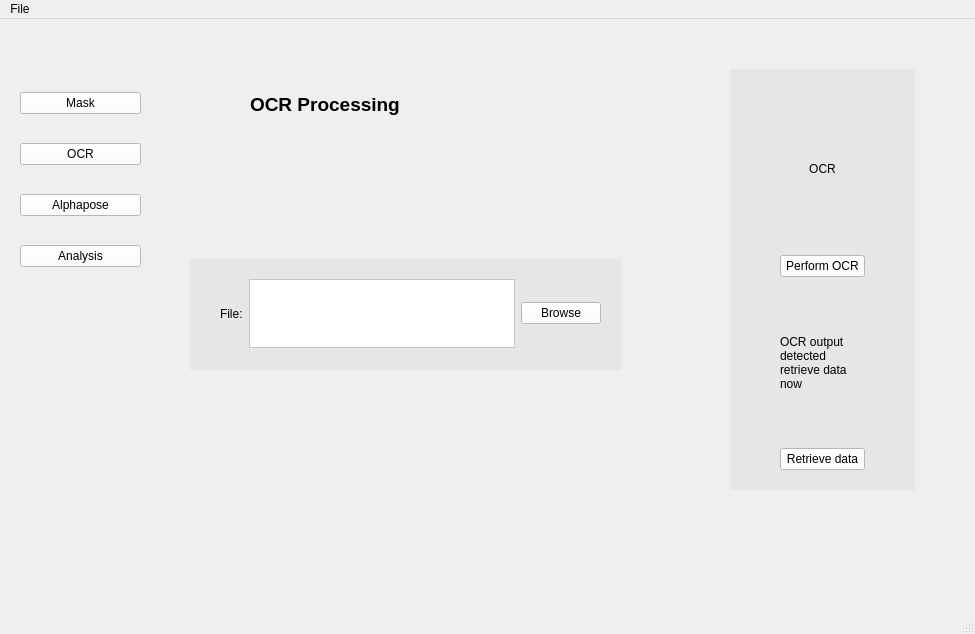
Qt form mainWindow.ui (nwhloo99/FencingGUI) before a commit.
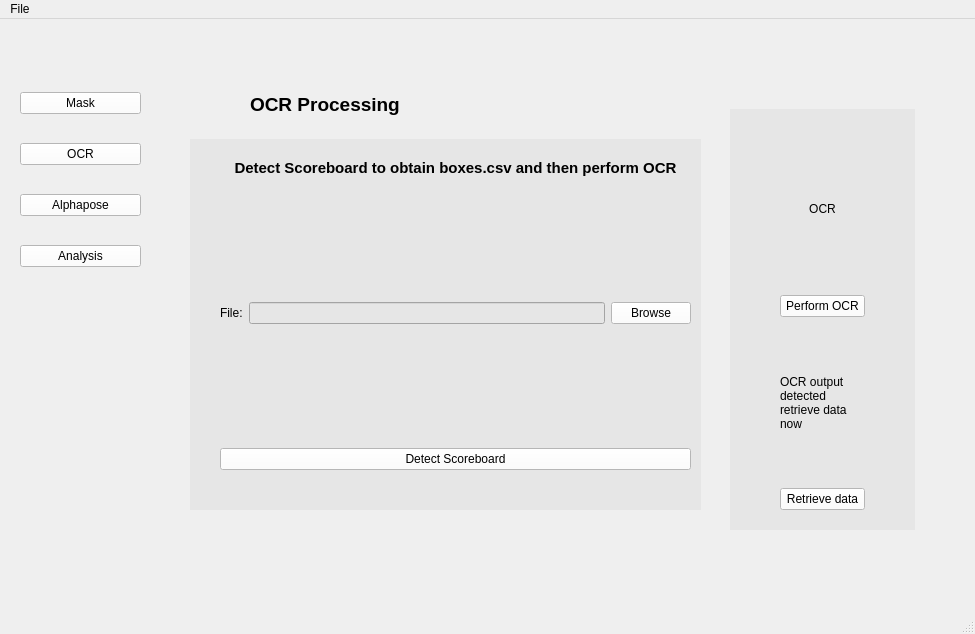
The same form after that commit. The open tabs and pages were chosen to show the change.

Commit message: Implement scoreboard detection

What changed in the file:
```diff
--- a/mainWindow.ui
+++ b/mainWindow.ui
@@ -189,7 +189,7 @@
       <property name="geometry">
        <rect>
         <x>570</x>
-        <y>50</y>
+        <y>90</y>
         <width>185</width>
         <height>421</height>
        </rect>
@@ -260,58 +260,101 @@
       <property name="geometry">
        <rect>
         <x>30</x>
-        <y>240</y>
-        <width>431</width>
-        <height>111</height>
+        <y>120</y>
+        <width>511</width>
+        <height>371</height>
        </rect>
       </property>
       <property name="styleSheet">
        <string notr="true">background-color: rgb(230, 230, 230);</string>
       </property>
-      <widget class="QWidget" name="layoutWidget_2">
+      <widget class="QWidget" name="">
        <property name="geometry">
         <rect>
          <x>30</x>
          <y>20</y>
-         <width>381</width>
-         <height>69</height>
+         <width>471</width>
+         <height>311</height>
         </rect>
        </property>
-       <layout class="QHBoxLayout" name="horizontalLayout_3">
+       <layout class="QVBoxLayout" name="verticalLayout_5">
         <item>
-         <widget class="QLabel" name="label_6">
+         <widget class="QLabel" name="label_2">
+          <property name="font">
+           <font>
+            <pointsize>11</pointsize>
+            <weight>75</weight>
+            <bold>true</bold>
+           </font>
+          </property>
           <property name="text">
-           <string>File:</string>
+           <string>Detect Scoreboard to obtain boxes.csv and then perform OCR</string>
           </property>
+          <property name="alignment">
+           <set>Qt::AlignCenter</set>
+          </property>
+          <property name="wordWrap">
+           <bool>true</bool>
+          </property>
          </widget>
         </item>
         <item>
-         <widget class="QTextEdit" name="textEdit_3">
-          <property name="sizePolicy">
-           <sizepolicy hsizetype="Expanding" vsizetype="Fixed">
-            <horstretch>0</horstretch>
-            <verstretch>0</verstretch>
-           </sizepolicy>
+         <spacer name="verticalSpacer_4">
+          <property name="orientation">
+           <enum>Qt::Vertical</enum>
           </property>
-          <property name="styleSheet">
-           <string notr="true">alternate-background-color: rgb(255, 255, 255);
-background-color: rgb(255, 255, 255);</string>
+          <property name="sizeHint" stdset="0">
+           <size>
+            <width>20</width>
+            <height>40</height>
+           </size>
           </property>
-          <property name="horizontalScrollBarPolicy">
-           <enum>Qt::ScrollBarAsNeeded</enum>
+         </spacer>
+        </item>
+        <item>
+         <layout class="QHBoxLayout" name="horizontalLayout_3">
+          <item>
+           <widget class="QLabel" name="label_6">
+            <property name="text">
+             <string>File:</string>
+            </property>
+           </widget>
+          </item>
+          <item>
+           <widget class="QLineEdit" name="lineEdit_2"/>
+          </item>
+          <item>
+           <widget class="QPushButton" name="browse_file_btn_2">
+            <property name="styleSheet">
+             <string notr="true">background-color: rgb(255, 255, 255);</string>
+            </property>
+            <property name="text">
+             <string>Browse</string>
+            </property>
+           </widget>
+          </item>
+         </layout>
+        </item>
+        <item>
+         <spacer name="verticalSpacer_5">
+          <property name="orientation">
+           <enum>Qt::Vertical</enum>
           </property>
-          <property name="sizeAdjustPolicy">
-           <enum>QAbstractScrollArea::AdjustToContents</enum>
+          <property name="sizeHint" stdset="0">
+           <size>
+            <width>20</width>
+            <height>40</height>
+           </size>
           </property>
-         </widget>
+         </spacer>
         </item>
         <item>
-         <widget class="QPushButton" name="browse_file_btn_2">
+         <widget class="QPushButton" name="scoreboardDetection_btn">
           <property name="styleSheet">
            <string notr="true">background-color: rgb(255, 255, 255);</string>
           </property>
           <property name="text">
-           <string>Browse</string>
+           <string>Detect Scoreboard</string>
           </property>
          </widget>
         </item>
```
Left out of the diff: 2 changed lines with no effect on the pictures. The commit also changes 3 other files.
